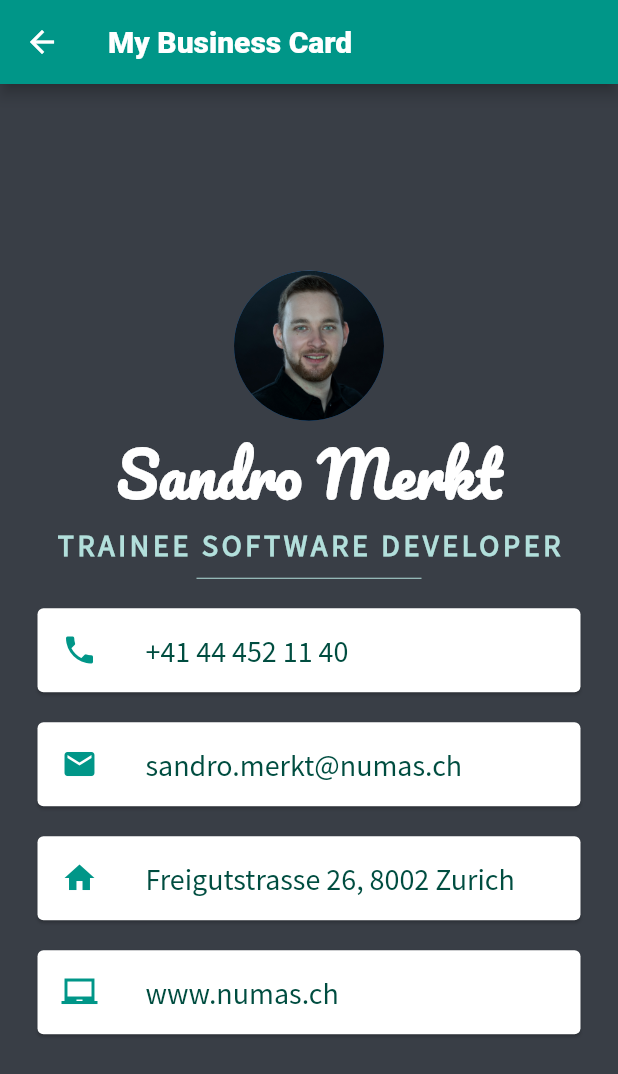
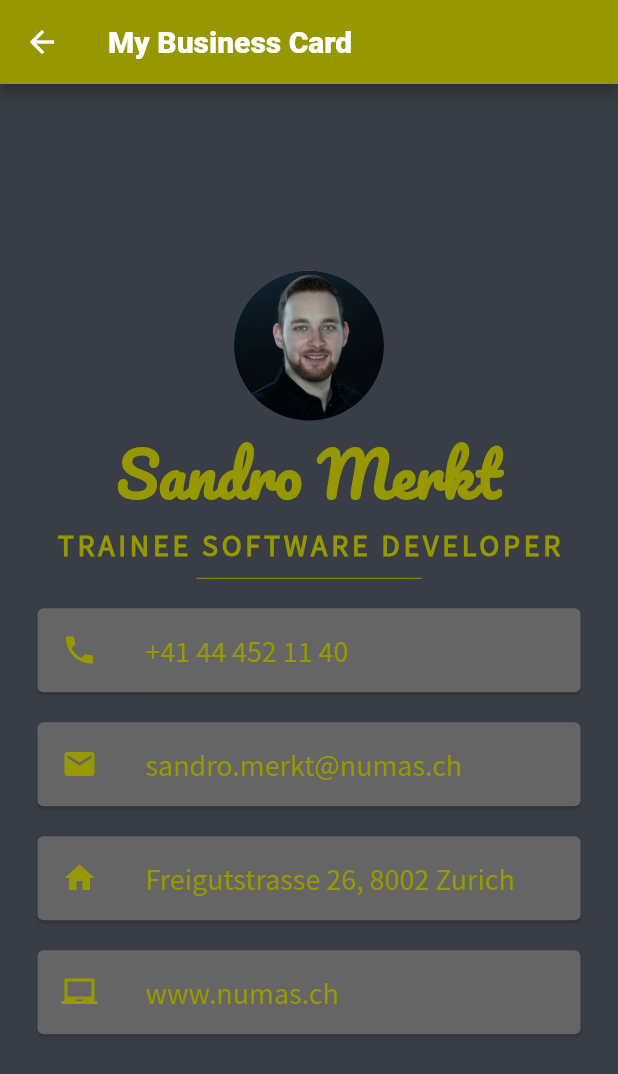
Before and after one commit to sane120/toolkit, a Flutter app: the AboutMe screen opened directly, on a phone screen of 412 x 824 dp. Shown: the top 1074 px of the screen. Run offline on Flutter 3.47's test engine with Material 2 defaults, Android fonts, the phone set to English and light mode, and no system bars; our stand-ins replace flutter_spinkit, shared_preferences; accounts and stored records are empty.

Commit message:
new colorscheme for My Business Card

```diff
--- a/lib/screens/AboutMe.dart
+++ b/lib/screens/AboutMe.dart
@@ -13,7 +13,7 @@ class _AboutMeState extends State<AboutMe> {
     return new Scaffold(
         appBar: new AppBar(
           title: new Text('My Business Card'),
-          backgroundColor: Color.fromRGBO(	0, 150, 136, 1),
+          backgroundColor: Color(0xffb999900),
         ),
         body: Container(
           child: CardGo(),
@@ -40,7 +40,7 @@ class CardGo extends StatelessWidget {
                   style: TextStyle(
                     fontFamily: 'Pacifico',
                     fontSize: 40.0,
-                    color: Colors.white,
+                    color: Color(0xffb999900),
                     fontWeight: FontWeight.bold,
                   ),
                 ),
@@ -48,7 +48,7 @@ class CardGo extends StatelessWidget {
                   'TRAINEE SOFTWARE DEVELOPER',
                   style: TextStyle(
                     fontFamily: 'Source Sans Pro',
-                    color: Colors.teal.shade100,
+                    color: Color(0xffb999900),
                     fontSize: 20.0,
                     letterSpacing: 2.5,
                     fontWeight: FontWeight.bold,
@@ -58,67 +58,71 @@ class CardGo extends StatelessWidget {
                   height: 20.0,
                   width: 150.0,
                   child: Divider(
-                    color: Colors.teal.shade100,
+                    color: Color(0xffb999900),
                   ),
                 ),
                 Card(
+                    color: Color(0xffb666666),
                     margin: EdgeInsets.symmetric(vertical: 10.0, horizontal: 25.0),
                     child: ListTile(
                       leading: Icon(
                         Icons.phone,
-                        color: Colors.teal,
+                        color: Color(0xffb999900),
                       ),
                       title: Text(
                         '+41 44 452 11 40',
                         style: TextStyle(
-                          color: Colors.teal.shade900,
+                          color: Color(0xffb999900),
                           fontFamily: 'Source Sans Pro',
                           fontSize: 20.0,
                         ),
                       ),
                     )),
                 Card(
+                    color: Color(0xffb666666),
                     margin: EdgeInsets.symmetric(vertical: 10.0, horizontal: 25.0),
                     child: ListTile(
                       leading: Icon(
                         Icons.email,
-                        color: Colors.teal,
+                        color: Color(0xffb999900),
                       ),
                       title: Text(
                         'sandro.merkt@numas.ch',
                         style: TextStyle(
                             fontSize: 20.0,
-                            color: Colors.teal.shade900,
+                            color: Color(0xffb999900),
                             fontFamily: 'Source Sans Pro'),
                       ),
                     )),
                 Card(
+                    color: Color(0xffb666666),
                     margin: EdgeInsets.symmetric(vertical: 10.0, horizontal: 25.0),
                     child: ListTile(
                       leading: Icon(
                         Icons.home,
-                        color: Colors.teal,
+                        color: Color(0xffb999900),
                       ),
                       title: Text(
                         'Freigutstrasse 26, 8002 Zurich',
                         style: TextStyle(
                             fontSize: 20.0,
-                            color: Colors.teal.shade900,
+                            color: Color(0xffb999900),
                             fontFamily: 'Source Sans Pro'),
                       ),
                     )),
                 Card(
+                    color: Color(0xffb666666),
                     margin: EdgeInsets.symmetric(vertical: 10.0, horizontal: 25.0),
                     child: ListTile(
                       leading: Icon(
                         Icons.laptop_chromebook,
-                        color: Colors.teal,
+                        color: Color(0xffb999900),
                       ),
                       title: Text(
                         'www.numas.ch',
                         style: TextStyle(
                             fontSize: 20.0,
-                            color: Colors.teal.shade900,
+                            color: Color(0xffb999900),
                             fontFamily: 'Source Sans Pro'),
                       ),
                     )),
```
